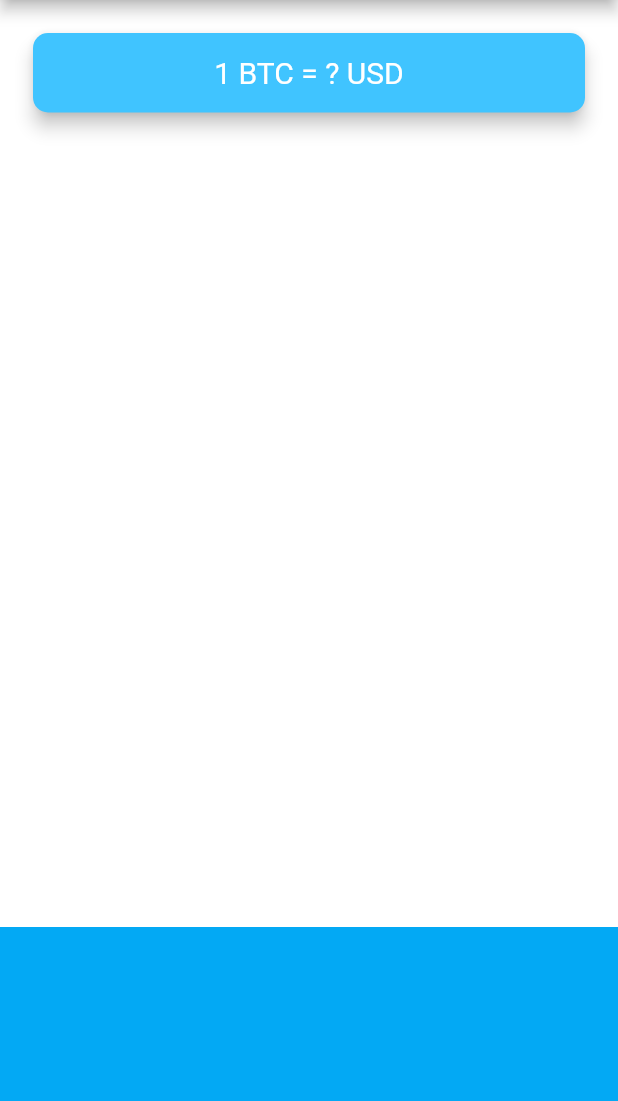
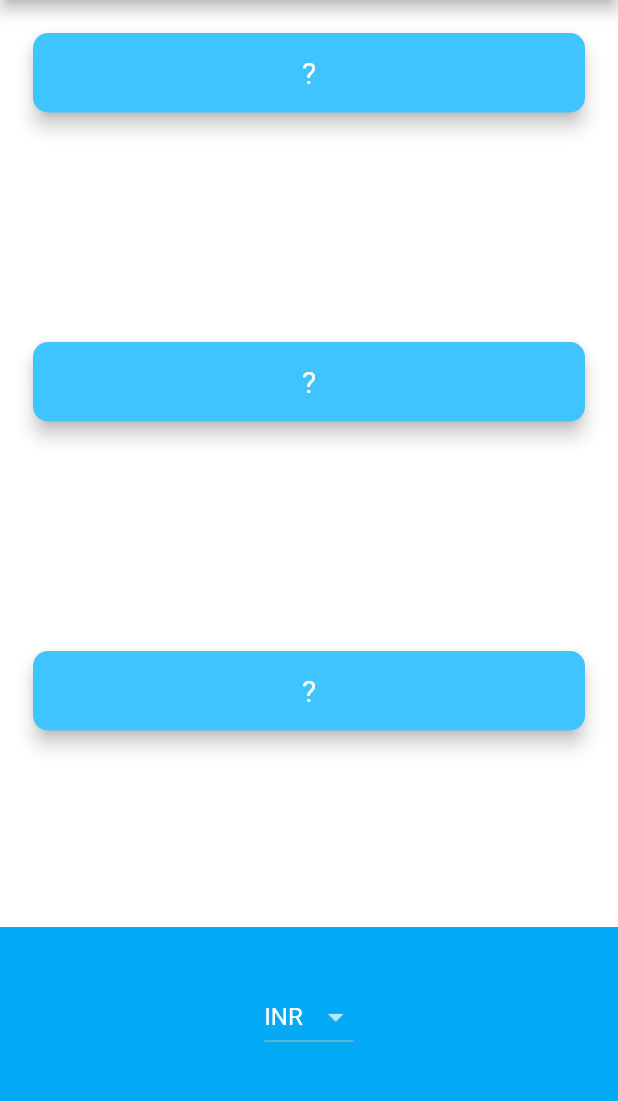
Before and after one commit to subrat0130/Flutter-Apps, a Flutter app: the screen it shows after launch, on a phone screen of 412 x 824 dp, the part 84-1185 px from its top. Run offline on Flutter 3.47's test engine with Material 2 defaults, Android fonts, the phone set to English and light mode, and no system bars; our stand-ins replace audioplayers, flutter_spinkit, font_awesome_flutter, geolocator, rflutter_alert; network calls fail.

Commit message:
Finalised crypto ticker

```diff
--- a/bitcoin-ticker-flutter/lib/coin_data.dart
+++ b/bitcoin-ticker-flutter/lib/coin_data.dart
@@ -2,21 +2,16 @@ const List<String> currenciesList = [
   'AUD',
   'BRL',
   'CAD',
-  'CNY',
   'EUR',
   'GBP',
   'HKD',
   'IDR',
-  'ILS',
   'INR',
   'JPY',
   'MXN',
-  'NOK',
   'NZD',
   'PLN',
-  'RON',
   'RUB',
-  'SEK',
   'SGD',
   'USD',
   'ZAR'
--- /dev/null
+++ b/bitcoin-ticker-flutter/lib/jsonToText.dart
@@ -0,0 +1,17 @@
+import 'networking.dart';
+
+const apiKey = '10D83F85-CD3B-4829-BDF6-017ECFAC0B3B';
+
+class CoinValue {
+  static Future<dynamic> _getCurrentRates(String from, String to) async {
+    NetworkHelper networkHelper = NetworkHelper(
+        'https://rest.coinapi.io/v1/exchangerate/$from/$to?apikey=$apiKey');
+    return await networkHelper.getData();
+  }
+
+  static Future<String> valueText(String from, String to) async {
+    dynamic value = await _getCurrentRates(from, to);
+    double rate = value['rate'];
+    return '1 ' + from + ' = ' + rate.toStringAsFixed(4) + ' ' + to;
+  }
+}
--- /dev/null
+++ b/bitcoin-ticker-flutter/lib/networking.dart
@@ -0,0 +1,19 @@
+import 'dart:convert';
+
+import 'package:http/http.dart' as http;
+
+class NetworkHelper {
+  NetworkHelper(this.url);
+  final String url;
+  Future getData() async {
+    http.Response response = await http.get(url);
+    print('networking_called ' + response.statusCode.toString());
+    print(url);
+    if (response.statusCode == 200) {
+      String data = response.body;
+      return jsonDecode(data);
+    } else {
+      print(response.statusCode);
+    }
+  }
+}
--- a/bitcoin-ticker-flutter/lib/price_screen.dart
+++ b/bitcoin-ticker-flutter/lib/price_screen.dart
@@ -1,4 +1,10 @@
+import 'dart:io' show Platform;
+
+import 'package:bitcoin_ticker/jsonToText.dart';
+import 'package:flutter/cupertino.dart';
 import 'package:flutter/material.dart';
+
+import 'coin_data.dart';
 
 class PriceScreen extends StatefulWidget {
   @override
@@ -6,6 +12,84 @@ class PriceScreen extends StatefulWidget {
 }
 
 class _PriceScreenState extends State<PriceScreen> {
+  String selectedCurrency = 'INR';
+  String BTCvalue = '?';
+  String ETHvalue = '?';
+  String LTCvalue = '?';
+  String holder;
+  DropdownButton androidDropDown() {
+    List<DropdownMenuItem<String>> dropDownItems = [];
+    for (String currency in currenciesList) {
+      dropDownItems.add(
+        DropdownMenuItem(
+          child: Text(currency),
+          value: currency,
+        ),
+      );
+    }
+    return DropdownButton<String>(
+      value: selectedCurrency,
+      items: dropDownItems,
+      onChanged: (value) async {
+        setState(
+          () {
+            selectedCurrency = value;
+            currentRateBTC(selectedCurrency);
+            currentRateETH(selectedCurrency);
+            currentRateLTC(selectedCurrency);
+          },
+        );
+      },
+    );
+  }
+
+  CupertinoPicker iosPicker() {
+    List<Text> pickerList = [];
+    for (String currency in currenciesList) {
+      pickerList.add(Text(currency));
+    }
+    return CupertinoPicker(
+      itemExtent: 30,
+      onSelectedItemChanged: (selectedIndex) {
+        print(selectedIndex);
+        currentRateBTC(selectedCurrency);
+        currentRateETH(selectedCurrency);
+        currentRateLTC(selectedCurrency);
+      },
+      children: pickerList,
+    );
+  }
+
+  @override
+  void initState() {
+    // TODO: implement initState
+    super.initState();
+    currentRateBTC(selectedCurrency);
+    currentRateETH(selectedCurrency);
+    currentRateLTC(selectedCurrency);
+  }
+
+  void currentRateBTC(String selectedCurrency) async {
+    holder=await CoinValue.valueText('BTC', selectedCurrency);
+    setState(() {
+      BTCvalue = holder;
+    });
+  }
+
+  void currentRateETH(String selectedCurrency) async {
+    holder=await CoinValue.valueText('ETH', selectedCurrency);
+    setState(() {
+      ETHvalue = holder;
+    });
+  }
+
+  void currentRateLTC(String selectedCurrency) async {
+    holder=await CoinValue.valueText('LTC', selectedCurrency);
+    setState(() async {
+      LTCvalue = holder;
+    });
+  }
+
   @override
   Widget build(BuildContext context) {
     return Scaffold(
@@ -27,7 +111,49 @@ class _PriceScreenState extends State<PriceScreen> {
               child: Padding(
                 padding: EdgeInsets.symmetric(vertical: 15.0, horizontal: 28.0),
                 child: Text(
-                  '1 BTC = ? USD',
+                  BTCvalue,
+                  textAlign: TextAlign.center,
+                  style: TextStyle(
+                    fontSize: 20.0,
+                    color: Colors.white,
+                  ),
+                ),
+              ),
+            ),
+          ),
+          Padding(
+            padding: EdgeInsets.fromLTRB(18.0, 18.0, 18.0, 0),
+            child: Card(
+              color: Colors.lightBlueAccent,
+              elevation: 5.0,
+              shape: RoundedRectangleBorder(
+                borderRadius: BorderRadius.circular(10.0),
+              ),
+              child: Padding(
+                padding: EdgeInsets.symmetric(vertical: 15.0, horizontal: 28.0),
+                child: Text(
+                  ETHvalue,
+                  textAlign: TextAlign.center,
+                  style: TextStyle(
+                    fontSize: 20.0,
+                    color: Colors.white,
+                  ),
+                ),
+              ),
+            ),
+          ),
+          Padding(
+            padding: EdgeInsets.fromLTRB(18.0, 18.0, 18.0, 0),
+            child: Card(
+              color: Colors.lightBlueAccent,
+              elevation: 5.0,
+              shape: RoundedRectangleBorder(
+                borderRadius: BorderRadius.circular(10.0),
+              ),
+              child: Padding(
+                padding: EdgeInsets.symmetric(vertical: 15.0, horizontal: 28.0),
+                child: Text(
+                  LTCvalue,
                   textAlign: TextAlign.center,
                   style: TextStyle(
                     fontSize: 20.0,
@@ -42,7 +168,7 @@ class _PriceScreenState extends State<PriceScreen> {
             alignment: Alignment.center,
             padding: EdgeInsets.only(bottom: 30.0),
             color: Colors.lightBlue,
-            child: null,
+            child: Platform.isAndroid ? androidDropDown() : iosPicker(),
           ),
         ],
       ),
--- a/bitcoin-ticker-flutter/pubspec.yaml
+++ b/bitcoin-ticker-flutter/pubspec.yaml
@@ -10,6 +10,7 @@ dependencies:
     sdk: flutter
 
   cupertino_icons: ^0.1.2
+  http: ^0.12.2
 
 dev_dependencies:
   flutter_test:
```
Also changed, not shown: bitcoin-ticker-flutter/pubspec.lock, 1 other file.
